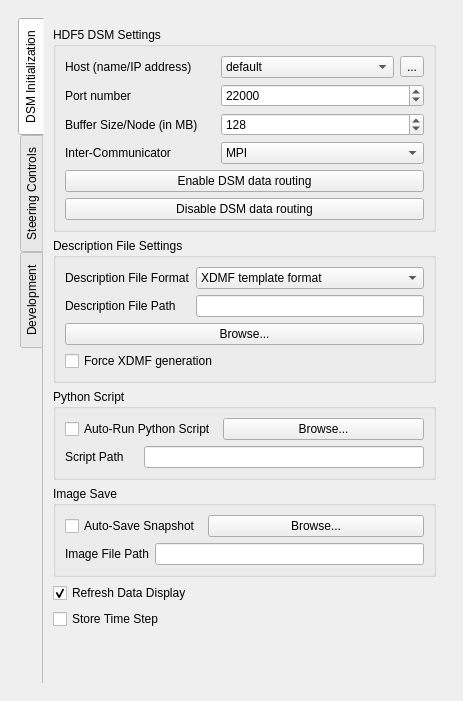
Before: the Qt Designer form pqDSMViewerPanel.ui in soumagne/icarus, drawn with Qt 5.
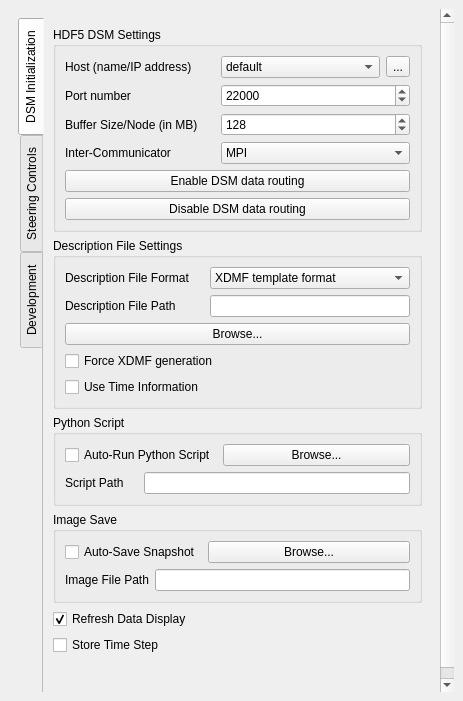
After: the same form once the commit is applied. Icons and pictures are not drawn.

Commit message: Add TimeInformation option

Diff of the .ui file:
```diff
--- a/pqDSMViewerPanel.ui
+++ b/pqDSMViewerPanel.ui
@@ -28,8 +28,8 @@
         <rect>
          <x>0</x>
          <y>0</y>
-         <width>450</width>
-         <height>760</height>
+         <width>444</width>
+         <height>777</height>
         </rect>
        </property>
        <layout class="QVBoxLayout" name="verticalLayout_4">
@@ -355,6 +355,13 @@
                  </property>
                 </widget>
                </item>
+               <item row="4" column="0">
+                <widget class="QCheckBox" name="hasTimeInfo">
+                 <property name="text">
+                  <string>Use Time Information</string>
+                 </property>
+                </widget>
+               </item>
               </layout>
              </widget>
             </item>
```
The commit also changes 1 other file.
